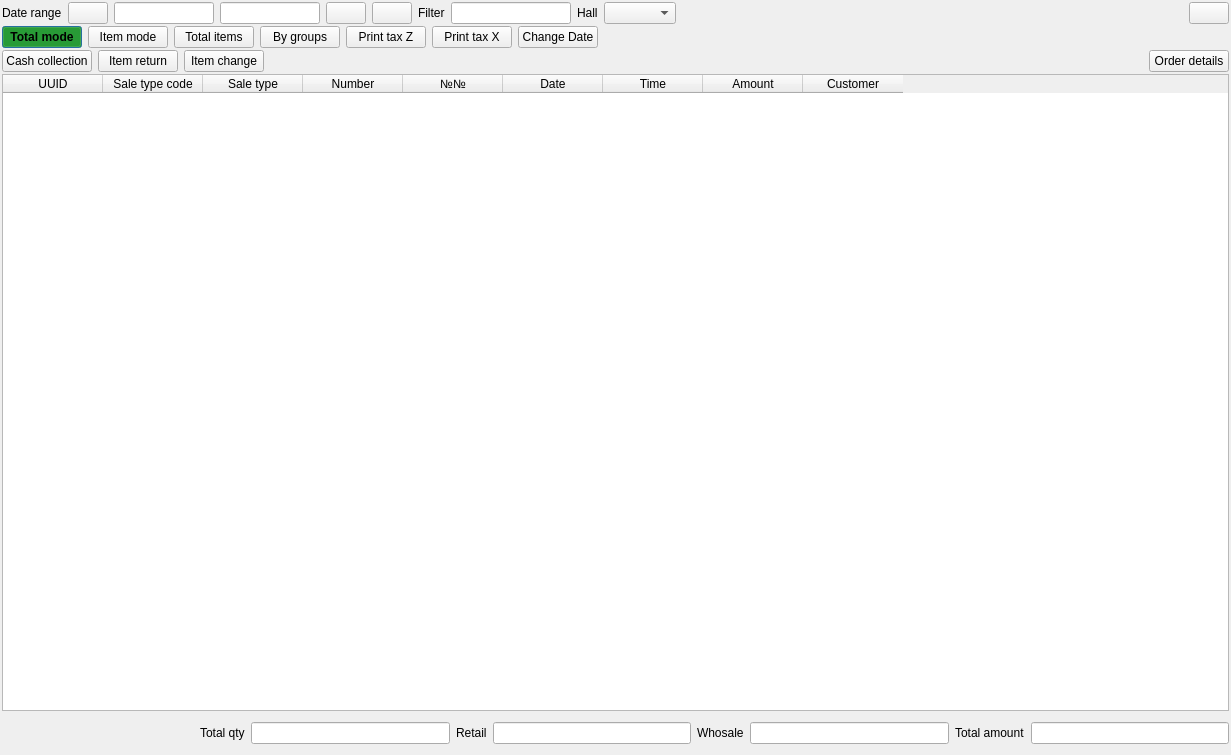
First picture: the form in Shop/sales.ui, repository End1-1/Cafe5, before the edit.
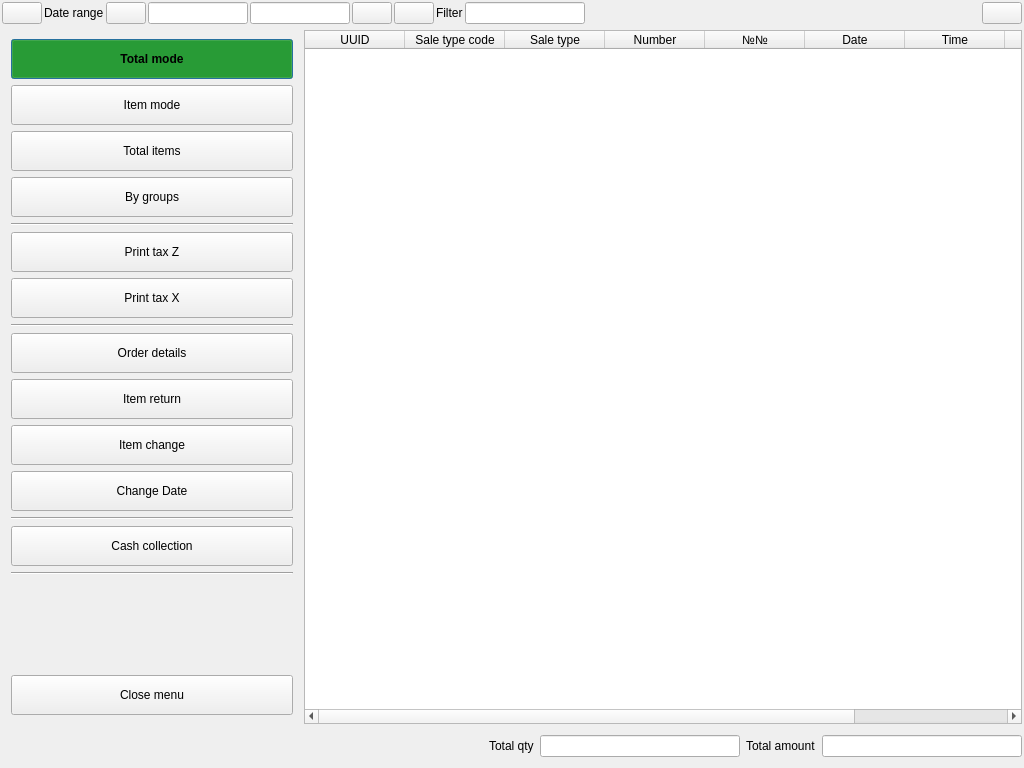
Second picture: the form after the edit. Icons and pictures are not drawn. Custom widgets are drawn as their Qt base class.

The edit to the form file:
```diff
--- a/Shop/sales.ui
+++ b/Shop/sales.ui
@@ -6,14 +6,14 @@
    <rect>
     <x>0</x>
     <y>0</y>
-    <width>1231</width>
-    <height>755</height>
+    <width>1024</width>
+    <height>768</height>
    </rect>
   </property>
   <property name="windowTitle">
    <string>Sales</string>
   </property>
-  <layout class="QVBoxLayout" name="verticalLayout">
+  <layout class="QVBoxLayout" name="verticalLayout_2">
    <property name="spacing">
     <number>2</number>
    </property>
@@ -44,7 +44,37 @@
       <property name="bottomMargin">
        <number>0</number>
       </property>
-      <item row="0" column="1">
+      <property name="spacing">
+       <number>2</number>
+      </property>
+      <item row="0" column="7">
+       <widget class="QLabel" name="label_4">
+        <property name="text">
+         <string>Filter</string>
+        </property>
+       </widget>
+      </item>
+      <item row="0" column="6">
+       <widget class="QPushButton" name="btnRefresh">
+        <property name="sizePolicy">
+         <sizepolicy hsizetype="Minimum" vsizetype="Minimum">
+          <horstretch>0</horstretch>
+          <verstretch>0</verstretch>
+         </sizepolicy>
+        </property>
+        <property name="focusPolicy">
+         <enum>Qt::FocusPolicy::NoFocus</enum>
+        </property>
+        <property name="text">
+         <string/>
+        </property>
+        <property name="icon">
+         <iconset resource="../resources/res.qrc">
+          <normaloff>:/refresh.png</normaloff>:/refresh.png</iconset>
+        </property>
+       </widget>
+      </item>
+      <item row="0" column="2">
        <widget class="QPushButton" name="btnDateLeft">
         <property name="sizePolicy">
          <sizepolicy hsizetype="Minimum" vsizetype="Minimum">
@@ -64,23 +94,7 @@
         </property>
        </widget>
       </item>
-      <item row="0" column="2">
-       <widget class="C5DateEdit" name="deStart">
-        <property name="minimumSize">
-         <size>
-          <width>100</width>
-          <height>0</height>
-         </size>
-        </property>
-        <property name="maximumSize">
-         <size>
-          <width>130</width>
-          <height>16777215</height>
-         </size>
-        </property>
-       </widget>
-      </item>
-      <item row="0" column="12">
+      <item row="0" column="11">
        <spacer name="horizontalSpacer">
         <property name="orientation">
          <enum>Qt::Orientation::Horizontal</enum>
@@ -93,54 +107,69 @@
         </property>
        </spacer>
       </item>
-      <item row="0" column="7">
-       <widget class="QLineEdit" name="leFilter">
+      <item row="0" column="3">
+       <widget class="C5DateEdit" name="deStart">
         <property name="minimumSize">
          <size>
-          <width>120</width>
+          <width>100</width>
           <height>0</height>
          </size>
         </property>
+        <property name="maximumSize">
+         <size>
+          <width>130</width>
+          <height>16777215</height>
+         </size>
+        </property>
        </widget>
       </item>
-      <item row="0" column="6">
-       <widget class="QLabel" name="label_4">
+      <item row="0" column="0">
+       <widget class="QPushButton" name="btnShowMenu">
+        <property name="sizePolicy">
+         <sizepolicy hsizetype="Minimum" vsizetype="Preferred">
+          <horstretch>0</horstretch>
+          <verstretch>0</verstretch>
+         </sizepolicy>
+        </property>
+        <property name="focusPolicy">
+         <enum>Qt::FocusPolicy::NoFocus</enum>
+        </property>
         <property name="text">
-         <string>Filter</string>
+         <string/>
+        </property>
+        <property name="icon">
+         <iconset resource="../resources/res.qrc">
+          <normaloff>:/list.png</normaloff>:/list.png</iconset>
         </property>
        </widget>
       </item>
       <item row="0" column="4">
-       <widget class="QPushButton" name="btnDateRight">
-        <property name="sizePolicy">
-         <sizepolicy hsizetype="Minimum" vsizetype="Minimum">
-          <horstretch>0</horstretch>
-          <verstretch>0</verstretch>
-         </sizepolicy>
+       <widget class="C5DateEdit" name="deEnd">
+        <property name="minimumSize">
+         <size>
+          <width>100</width>
+          <height>0</height>
+         </size>
         </property>
-        <property name="focusPolicy">
-         <enum>Qt::FocusPolicy::NoFocus</enum>
-        </property>
-        <property name="text">
-         <string/>
-        </property>
-        <property name="icon">
-         <iconset resource="../resources/res.qrc">
-          <normaloff>:/right-arrow.png</normaloff>:/right-arrow.png</iconset>
+        <property name="maximumSize">
+         <size>
+          <width>130</width>
+          <height>16777215</height>
+         </size>
         </property>
        </widget>
       </item>
       <item row="0" column="8">
-       <widget class="QLabel" name="label_5">
-        <property name="text">
-         <string>Hall</string>
+       <widget class="QLineEdit" name="leFilter">
+        <property name="minimumSize">
+         <size>
+          <width>120</width>
+          <height>0</height>
+         </size>
         </property>
        </widget>
       </item>
-      <item row="0" column="9">
-       <widget class="QComboBox" name="cbHall"/>
-      </item>
-      <item row="0" column="0">
+      <item row="0" column="1">
        <widget class="QLabel" name="label_2">
         <property name="text">
          <string>Date range</string>
@@ -167,24 +196,8 @@
         </property>
        </widget>
       </item>
-      <item row="0" column="3">
-       <widget class="C5DateEdit" name="deEnd">
-        <property name="minimumSize">
-         <size>
-          <width>100</width>
-          <height>0</height>
-         </size>
-        </property>
-        <property name="maximumSize">
-         <size>
-          <width>130</width>
-          <height>16777215</height>
-         </size>
-        </property>
-       </widget>
-      </item>
       <item row="0" column="5">
-       <widget class="QPushButton" name="btnRefresh">
+       <widget class="QPushButton" name="btnDateRight">
         <property name="sizePolicy">
          <sizepolicy hsizetype="Minimum" vsizetype="Minimum">
           <horstretch>0</horstretch>
@@ -227,8 +240,61 @@
       <property name="bottomMargin">
        <number>0</number>
       </property>
+     </layout>
+    </widget>
+   </item>
+   <item>
+    <widget class="QWidget" name="wsale_row2_2" native="true">
+     <property name="minimumSize">
+      <size>
+       <width>0</width>
+       <height>0</height>
+      </size>
+     </property>
+     <layout class="QHBoxLayout" name="horizontalLayout_3">
+      <property name="leftMargin">
+       <number>0</number>
+      </property>
+      <property name="topMargin">
+       <number>0</number>
+      </property>
+      <property name="rightMargin">
+       <number>0</number>
+      </property>
+      <property name="bottomMargin">
+       <number>0</number>
+      </property>
+     </layout>
+    </widget>
+   </item>
+   <item>
+    <layout class="QHBoxLayout" name="horizontalLayout_4">
+     <property name="spacing">
+      <number>2</number>
+     </property>
+     <item>
+      <widget class="QWidget" name="wMenuPanel" native="true">
+       <property name="minimumSize">
+        <size>
+         <width>300</width>
+         <height>0</height>
+        </size>
+       </property>
+       <property name="maximumSize">
+        <size>
+         <width>300</width>
+         <height>16777215</height>
+        </size>
+       </property>
+       <layout class="QVBoxLayout" name="verticalLayout">
       <item>
        <widget class="QPushButton" name="btnModeTotal">
+          <property name="minimumSize">
+           <size>
+            <width>0</width>
+            <height>40</height>
+           </size>
+          </property>
         <property name="styleSheet">
          <string notr="true">                QPushButton:checked{
                     background-color: rgb(0, 150, 0);
@@ -252,6 +318,12 @@
       </item>
       <item>
        <widget class="QPushButton" name="btnModeItems">
+          <property name="minimumSize">
+           <size>
+            <width>0</width>
+            <height>40</height>
+           </size>
+          </property>
         <property name="styleSheet">
          <string notr="true">                QPushButton:checked{
                     background-color: rgb(0, 150, 0);
@@ -275,6 +347,12 @@
       </item>
       <item>
        <widget class="QPushButton" name="btnTotalByItems">
+          <property name="minimumSize">
+           <size>
+            <width>0</width>
+            <height>40</height>
+           </size>
+          </property>
         <property name="styleSheet">
          <string notr="true">                QPushButton:checked{
                     background-color: rgb(0, 150, 0);
@@ -298,6 +376,12 @@
       </item>
       <item>
        <widget class="QPushButton" name="btnGroups">
+          <property name="minimumSize">
+           <size>
+            <width>0</width>
+            <height>40</height>
+           </size>
+          </property>
         <property name="styleSheet">
          <string notr="true">                QPushButton:checked{
                     background-color: rgb(0, 150, 0);
@@ -319,8 +403,21 @@
         </property>
        </widget>
       </item>
+        <item>
+         <widget class="Line" name="line">
+          <property name="orientation">
+           <enum>Qt::Orientation::Horizontal</enum>
+          </property>
+         </widget>
+        </item>
       <item>
        <widget class="QPushButton" name="btnPrintTaxZ">
+          <property name="minimumSize">
+           <size>
+            <width>0</width>
+            <height>40</height>
+           </size>
+          </property>
         <property name="text">
          <string>Print tax Z</string>
         </property>
@@ -332,6 +429,12 @@
       </item>
       <item>
        <widget class="QPushButton" name="btnPrintTaxX">
+          <property name="minimumSize">
+           <size>
+            <width>0</width>
+            <height>40</height>
+           </size>
+          </property>
         <property name="text">
          <string>Print tax X</string>
         </property>
@@ -341,8 +444,72 @@
         </property>
        </widget>
       </item>
+        <item>
+         <widget class="Line" name="line_2">
+          <property name="orientation">
+           <enum>Qt::Orientation::Horizontal</enum>
+          </property>
+         </widget>
+        </item>
+        <item>
+         <widget class="QPushButton" name="btnViewOrder">
+          <property name="minimumSize">
+           <size>
+            <width>0</width>
+            <height>40</height>
+           </size>
+          </property>
+          <property name="text">
+           <string>Order details</string>
+          </property>
+          <property name="icon">
+           <iconset resource="../resources/res.qrc">
+            <normaloff>:/bill.png</normaloff>:/bill.png</iconset>
+          </property>
+         </widget>
+        </item>
+        <item>
+         <widget class="QPushButton" name="btnItemBack">
+          <property name="minimumSize">
+           <size>
+            <width>0</width>
+            <height>40</height>
+           </size>
+          </property>
+          <property name="text">
+           <string>Item return</string>
+          </property>
+          <property name="icon">
+           <iconset resource="../resources/res.qrc">
+            <normaloff>:/restart.png</normaloff>:/restart.png</iconset>
+          </property>
+         </widget>
+        </item>
+        <item>
+         <widget class="QPushButton" name="btnItemChange">
+          <property name="minimumSize">
+           <size>
+            <width>0</width>
+            <height>40</height>
+           </size>
+          </property>
+          <property name="text">
+           <string>Item change</string>
+          </property>
+          <property name="icon">
+           <iconset resource="../resources/res.qrc">
+            <normaloff>:/restart.png</normaloff>:/restart.png</iconset>
+          </property>
+         </widget>
+        </item>
       <item>
        <widget class="QPushButton" name="btnChangeDate">
+          <property name="minimumSize">
+           <size>
+            <width>0</width>
+            <height>40</height>
+           </size>
+          </property>
         <property name="text">
          <string>Change Date</string>
         </property>
@@ -353,44 +520,20 @@
        </widget>
       </item>
       <item>
-       <spacer name="horizontalSpacer_3">
+         <widget class="Line" name="line_3">
         <property name="orientation">
          <enum>Qt::Orientation::Horizontal</enum>
         </property>
-        <property name="sizeHint" stdset="0">
-         <size>
-          <width>413</width>
-          <height>20</height>
-         </size>
-        </property>
-       </spacer>
-      </item>
-     </layout>
-    </widget>
-   </item>
-   <item>
-    <widget class="QWidget" name="wsale_row2_2" native="true">
-     <property name="minimumSize">
-      <size>
-       <width>0</width>
-       <height>0</height>
-      </size>
-     </property>
-     <layout class="QHBoxLayout" name="horizontalLayout_3">
-      <property name="leftMargin">
-       <number>0</number>
-      </property>
-      <property name="topMargin">
-       <number>0</number>
-      </property>
-      <property name="rightMargin">
-       <number>0</number>
-      </property>
-      <property name="bottomMargin">
-       <number>0</number>
-      </property>
+         </widget>
+        </item>
       <item>
        <widget class="QPushButton" name="btnCashColletion">
+          <property name="minimumSize">
+           <size>
+            <width>0</width>
+            <height>40</height>
+           </size>
+          </property>
         <property name="text">
          <string>Cash collection</string>
         </property>
@@ -401,44 +544,35 @@
        </widget>
       </item>
       <item>
-       <widget class="QPushButton" name="btnItemBack">
-        <property name="text">
-         <string>Item return</string>
-        </property>
-        <property name="icon">
-         <iconset resource="../resources/res.qrc">
-          <normaloff>:/restart.png</normaloff>:/restart.png</iconset>
-        </property>
-       </widget>
-      </item>
-      <item>
-       <widget class="QPushButton" name="btnItemChange">
-        <property name="text">
-         <string>Item change</string>
-        </property>
-        <property name="icon">
-         <iconset resource="../resources/res.qrc">
-          <normaloff>:/restart.png</normaloff>:/restart.png</iconset>
-        </property>
-       </widget>
-      </item>
-      <item>
-       <spacer name="horizontalSpacer_4">
+         <widget class="Line" name="line_4">
         <property name="orientation">
          <enum>Qt::Orientation::Horizontal</enum>
         </property>
+         </widget>
+        </item>
+        <item>
+         <spacer name="verticalSpacer">
+          <property name="orientation">
+           <enum>Qt::Orientation::Vertical</enum>
+          </property>
         <property name="sizeHint" stdset="0">
          <size>
-          <width>413</width>
-          <height>20</height>
+            <width>20</width>
+            <height>40</height>
          </size>
         </property>
        </spacer>
       </item>
       <item>
-       <widget class="QPushButton" name="btnViewOrder">
+         <widget class="QPushButton" name="btnCloseMenu">
+          <property name="minimumSize">
+           <size>
+            <width>0</width>
+            <height>40</height>
+           </size>
+          </property>
         <property name="text">
-         <string>Order details</string>
+           <string>Close menu</string>
         </property>
         <property name="icon">
          <iconset resource="../resources/res.qrc">
@@ -451,6 +585,12 @@
    </item>
    <item>
     <widget class="C5ClearTableWidget" name="tbl">
+       <property name="sizePolicy">
+        <sizepolicy hsizetype="Expanding" vsizetype="Expanding">
+         <horstretch>1</horstretch>
+         <verstretch>0</verstretch>
+        </sizepolicy>
+       </property>
      <property name="focusPolicy">
       <enum>Qt::FocusPolicy::NoFocus</enum>
      </property>
@@ -516,6 +656,8 @@
      </column>
     </widget>
    </item>
+    </layout>
+   </item>
    <item>
     <widget class="QWidget" name="widget_2" native="true">
      <layout class="QHBoxLayout" name="horizontalLayout_2">
@@ -561,52 +703,6 @@
         </property>
        </widget>
       </item>
-      <item>
-       <widget class="QLabel" name="lbRetail">
-        <property name="text">
-         <string>Retail</string>
-        </property>
-       </widget>
-      </item>
-      <item>
-       <widget class="C5LineEdit" name="leRetail">
-        <property name="maximumSize">
-         <size>
-          <width>200</width>
-          <height>16777215</height>
-         </size>
-        </property>
-        <property name="focusPolicy">
-         <enum>Qt::FocusPolicy::NoFocus</enum>
-        </property>
-        <property name="readOnly">
-         <bool>true</bool>
-        </property>
-       </widget>
-      </item>
-      <item>
-       <widget class="QLabel" name="lbWhosale">
-        <property name="text">
-         <string>Whosale</string>
-        </property>
-       </widget>
-      </item>
-      <item>
-       <widget class="C5LineEdit" name="leWhosale">
-        <property name="maximumSize">
-         <size>
-          <width>200</width>
-          <height>16777215</height>
-         </size>
-        </property>
-        <property name="focusPolicy">
-         <enum>Qt::FocusPolicy::NoFocus</enum>
-        </property>
-        <property name="readOnly">
-         <bool>true</bool>
-        </property>
-       </widget>
-      </item>
       <item>
        <widget class="QLabel" name="lbTotalAmount">
         <property name="text">
```
Left out of the diff: 4 changed lines with no effect on the pictures. Lines whose indentation alone changed are shown as unchanged.
